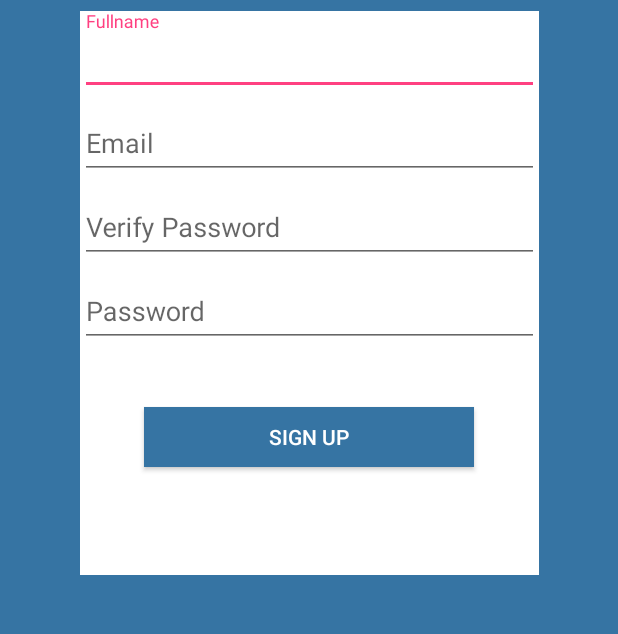
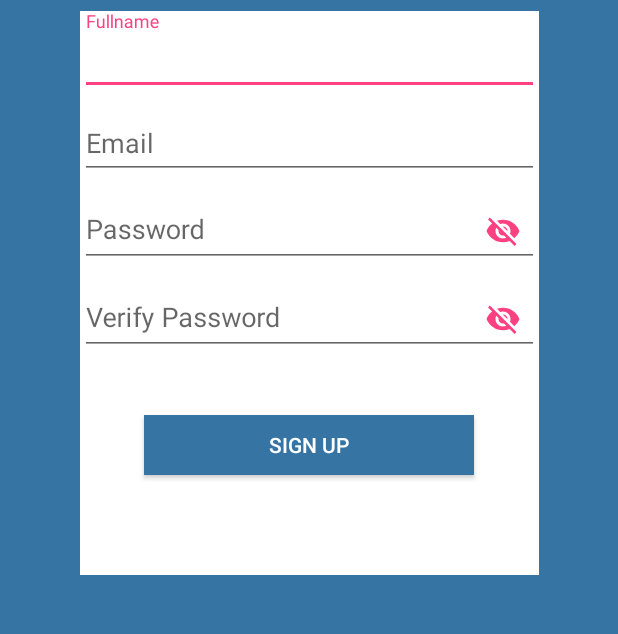
Before and after one commit to namdiemefo/Akiddie, an Android app: the SignUpActivity screen opened directly, with no data from a screen before it, on a phone screen of 412 x 824 dp, the part 472-1106 px from its top. Run offline under Robolectric (Android 15) with nearby library versions, the phone set to English and light mode, and no system bars; 1 statement that could not run was skipped.

Commit message:
fixed splashscreen .

```diff
--- a/app/src/main/java/com/app/akiddie/SplashScreenActivity.java
+++ b/app/src/main/java/com/app/akiddie/SplashScreenActivity.java
@@ -27,11 +27,18 @@ public class SplashScreenActivity extends AppCompatActivity {
         imageView.startAnimation(animation);
 
         /*helps run the object later on the main UI thread without blocking other operations */
+
+
+    }
+
+    @Override
+    protected void onResume() {
+        super.onResume();
         mHandler = new Handler();
         mRunnable = new Runnable() {
             @Override
             public void run() {
-                Intent toMainActivity = new Intent(SplashScreenActivity.this, MainActivity.class);
+                Intent toMainActivity = new Intent(SplashScreenActivity.this, LoginActivity.class);
                 startActivity(toMainActivity);
                 finish();
             }
@@ -46,12 +53,6 @@ public class SplashScreenActivity extends AppCompatActivity {
                 startActivity(intent);
             }
         });
-
-    }
-
-    @Override
-    protected void onResume() {
-        super.onResume();
         mHandler.postDelayed(mRunnable, SPLASH_TIME_OUT);
     }
 
--- a/app/src/main/res/layout/activity_sign_up.xml
+++ b/app/src/main/res/layout/activity_sign_up.xml
@@ -32,12 +32,15 @@
                 android:id="@+id/name_field"
                 android:layout_width="match_parent"
                 android:layout_height="wrap_content"
-                android:hint="@string/full_name_hint" />
+                android:hint="@string/full_name_hint"
+                android:textSize="18sp"/>
+
+        </android.support.design.widget.TextInputLayout>
 
             <android.support.design.widget.TextInputLayout
                 android:id="@+id/email_layout"
                 android:layout_width="match_parent"
-                android:layout_height="match_parent">
+                android:layout_height="wrap_content">
 
                 <android.support.design.widget.TextInputEditText
                     android:id="@+id/email_field"
@@ -45,44 +48,53 @@
                     android:layout_height="wrap_content"
                     android:hint="@string/email_hint" />
 
+            </android.support.design.widget.TextInputLayout>
+
                 <android.support.design.widget.TextInputLayout
                     android:id="@+id/password_layout"
                     android:layout_width="match_parent"
-                    android:layout_height="112dp">
+                    android:layout_height="wrap_content"
+                    app:passwordToggleEnabled="true"
+                    app:passwordToggleTint="@color/colorAccent">
+
+                    <android.support.design.widget.TextInputEditText
+                        android:id="@+id/password_field"
+                        android:layout_width="match_parent"
+                        android:layout_height="wrap_content"
+                        android:hint="@string/password_hint" />
+
+                </android.support.design.widget.TextInputLayout>
 
                     <android.support.design.widget.TextInputLayout
                         android:id="@+id/verify_password_layout"
                         android:layout_width="match_parent"
-                        android:layout_height="match_parent">
+                        android:layout_height="wrap_content"
+                        app:passwordToggleEnabled="true"
+                        app:passwordToggleTint="@color/colorAccent">
 
                         <android.support.design.widget.TextInputEditText
                             android:id="@+id/verify_password_field"
                             android:layout_width="match_parent"
                             android:layout_height="wrap_content"
-                            android:hint="@string/password_hint" />
-
+                            android:hint="@string/verify_password_hint" />
                     </android.support.design.widget.TextInputLayout>
-
-                    <android.support.design.widget.TextInputEditText
-                        android:id="@+id/password_field"
-                        android:layout_width="match_parent"
-                        android:layout_height="wrap_content"
-                        android:hint="@string/verify_password_hint" />
-
-                </android.support.design.widget.TextInputLayout>
-            </android.support.design.widget.TextInputLayout>
-        </android.support.design.widget.TextInputLayout>
 
         <Button
             android:id="@+id/sign_up_btn"
             android:layout_width="220dp"
             android:layout_height="40dp"
+            android:layout_marginTop="40dp"
             android:layout_gravity="center"
-            android:layout_marginTop="40dp"
             android:background="@color/colorPrimary"
             android:text="@string/sign_up_btn"
-            android:textColor="@android:color/white" />
+            android:textColor="@android:color/white"
+            tools:layout_editor_absoluteX="37dp"
+            tools:layout_editor_absoluteY="228dp" />
     </LinearLayout>
+
+
+
+
 
     <ImageView
         android:id="@+id/image_logo"
```
